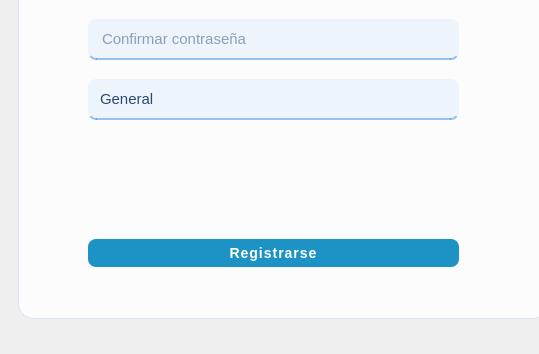
The window that src/vista/ui/vistaRegistro.ui (laraanton/InSo) describes before a commit, drawn with Qt 5; both pictures show x 0 to 539 and y 490 to 844 of the 1115 by 844 pixel window.
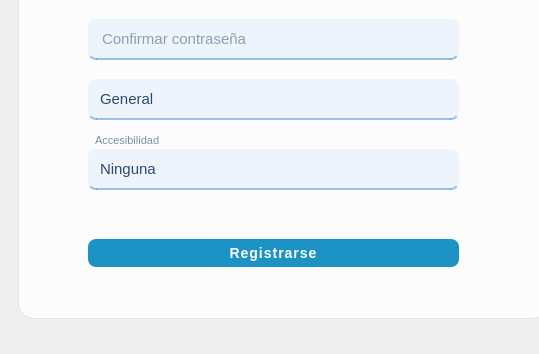
The same window after the commit. Icons and pictures are not drawn.

Commit message: Add accessibility widgets to vistaRegistro.ui

```diff
--- a/src/vista/ui/vistaRegistro.ui
+++ b/src/vista/ui/vistaRegistro.ui
@@ -305,6 +305,80 @@
           </item>
          </widget>
 
+<!-- Accesibilidad -->
+         <widget class="QLabel" name="lbl_accesibilidad">
+          <property name="geometry">
+           <rect>
+            <x>70</x>
+            <y>512</y>
+            <width>371</width>
+            <height>18</height>
+           </rect>
+          </property>
+          <property name="styleSheet">
+           <string notr="true">QLabel {
+	font-size: 11px;
+	color: rgba(44, 74, 110, 0.6);
+	padding-left: 4px;
+}</string>
+          </property>
+          <property name="text">
+           <string>Accesibilidad</string>
+          </property>
+         </widget>
+
+         <widget class="QComboBox" name="in_accesibilidad">
+          <property name="geometry">
+           <rect>
+            <x>70</x>
+            <y>530</y>
+            <width>371</width>
+            <height>41</height>
+           </rect>
+          </property>
+          <property name="styleSheet">
+           <string notr="true">QComboBox {
+	font-size: 15px;
+	color: #2c4a6e;
+	background-color: rgba(230, 241, 251, 0.7);
+	border: none;
+	border-bottom: 2px solid rgba(55, 138, 221, 0.5);
+	border-radius: 8px;
+	padding: 6px 12px;
+}
+QComboBox:focus {
+	background-color: rgba(230, 241, 251, 0.95);
+	border-bottom: 2px solid rgb(55, 138, 221);
+}
+QComboBox::drop-down {
+	border: none;
+	padding-right: 10px;
+}
+QComboBox QAbstractItemView {
+	background-color: #ffffff;
+	color: #2c4a6e;
+	selection-background-color: rgba(55, 138, 221, 0.15);
+	border: 1px solid rgba(55, 138, 221, 0.3);
+	border-radius: 8px;
+	padding: 4px;
+}</string>
+          </property>
+          <item>
+           <property name="text">
+            <string>Ninguna</string>
+           </property>
+          </item>
+          <item>
+           <property name="text">
+            <string>Dificultad lectura</string>
+           </property>
+          </item>
+          <item>
+           <property name="text">
+            <string>Movilidad Reducida</string>
+           </property>
+          </item>
+         </widget>
          <!-- Botón -->
          <widget class="QPushButton" name="botonRegistrar">
           <property name="geometry">
```
